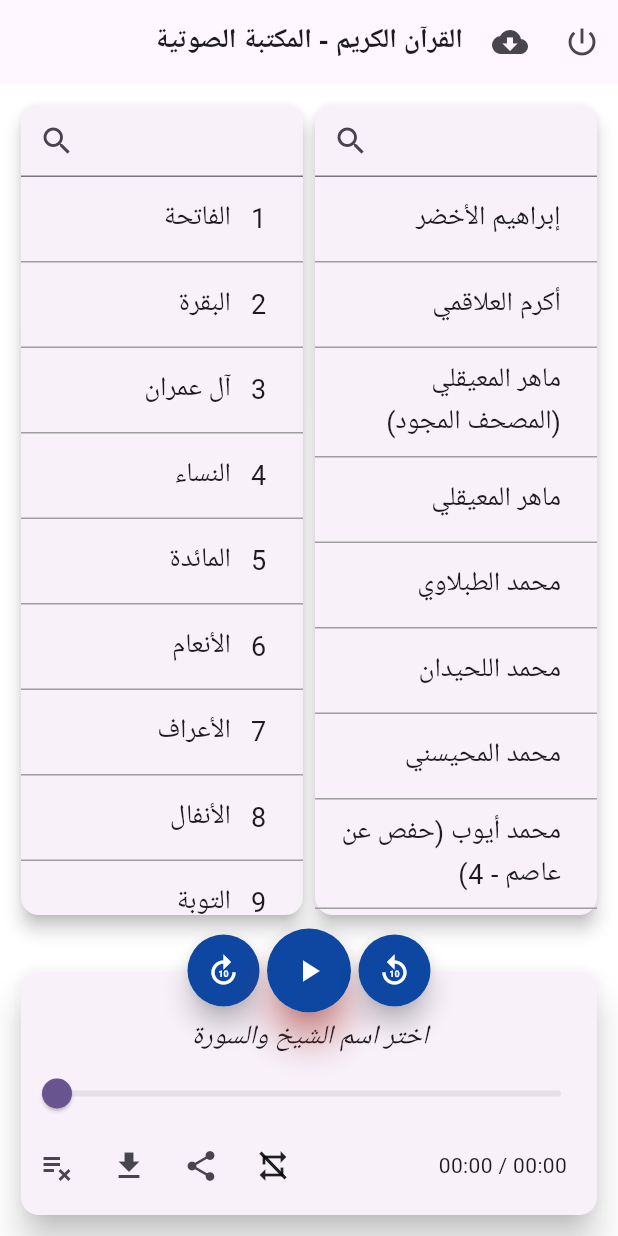
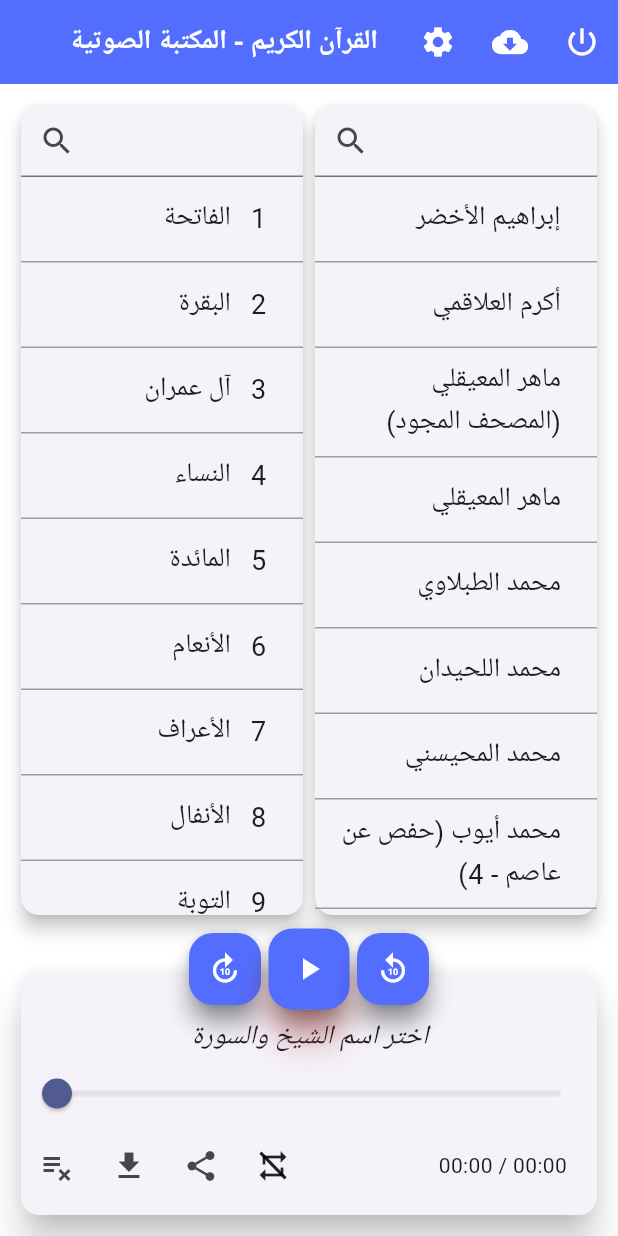
Before and after one commit to AhmedAndroid1998/portfolio_flutter_quran_mp3, a Flutter app: the screen it shows after launch, after a tap on the "forward 10" icon, on a phone screen of 412 x 824 dp. Run offline on Flutter 3.47's test engine with Material 3 defaults, Android fonts, the phone set to English and light mode, and no system bars; our stand-ins replace audioplayers, device_info_plus, dio, fluttertoast, get, permission_handler and 2 more; missing offline and left inert: restart_app.

```diff
--- a/lib/main.dart
+++ b/lib/main.dart
@@ -4,21 +4,25 @@ import 'package:quran_mp3/controllers/audio_controller.dart';
 import 'package:quran_mp3/controllers/download_controller.dart';
 import 'package:quran_mp3/controllers/downloads_list_controler.dart';
 import 'package:quran_mp3/screens/home_page.dart';
+import 'package:quran_mp3/services/theme_manager.dart';
 
-void main() {
+Future<void> main() async {
   // Register the controllers globally once
   Get.put(
       DownloadController()); //register first because AudioController depends  on it
   Get.put(DownloadsListController());
   Get.put(AudioController());
 
+  WidgetsFlutterBinding.ensureInitialized();
+  final savedColor = await ThemeManager.loadColor();
   runApp(GetMaterialApp(
-    home: QuranAudioLibraryApp(),
+    home: QuranAudioLibraryApp(themeColor: savedColor),
   ));
 }
 
 class QuranAudioLibraryApp extends StatelessWidget {
-  const QuranAudioLibraryApp({super.key});
+  final Color themeColor;
+  const QuranAudioLibraryApp({super.key, required this.themeColor});
 
   // This widget is the root of your application.
   @override
@@ -27,7 +31,20 @@ class QuranAudioLibraryApp extends StatelessWidget {
       debugShowCheckedModeBanner: false,
       title: 'Quran_MP3',
       theme: ThemeData(
-        colorScheme: ColorScheme.fromSeed(seedColor: Colors.deepPurple),
+        primaryColor: themeColor,
+        colorScheme: ColorScheme.fromSeed(seedColor: themeColor),
+        // AppBar color
+        appBarTheme: AppBarTheme(
+          backgroundColor: themeColor,
+          iconTheme: const IconThemeData(color: Colors.white),
+          titleTextStyle: const TextStyle(
+            color: Colors.white,
+            fontSize: 20,
+            fontWeight: FontWeight.bold,
+          ),
+        ),
+        floatingActionButtonTheme:
+            FloatingActionButtonThemeData(backgroundColor: themeColor),
       ),
       home: MyHomePage(),
     );
--- a/lib/screens/home_page.dart
+++ b/lib/screens/home_page.dart
@@ -4,6 +4,7 @@ import 'package:flutter/material.dart';
 import 'package:get/get.dart';
 import 'package:quran_mp3/controllers/presented_section_controller.dart';
 import 'package:quran_mp3/data/surah_and_reciters_list.dart';
+import 'package:quran_mp3/screens/settings_screen.dart';
 import 'package:quran_mp3/widgets/downloads-section.dart';
 import 'package:quran_mp3/widgets/reciter_list_widget.dart';
 import 'package:quran_mp3/widgets/surah_list_widget.dart';
@@ -33,6 +34,17 @@ class MyHomePage extends StatelessWidget {
           ),
           centerTitle: true,
           actions: [
+            IconButton(
+              icon: const Icon(Icons.settings),
+              onPressed: () {
+                Navigator.push(
+                  context,
+                  MaterialPageRoute(
+                    builder: (_) => SettingsScreen(),
+                  ),
+                );
+              },
+            ),
             Obx(
               () => IconButton(
                 icon: Icon(presentedSectionCtrl.selectSectionIcon.value),
--- /dev/null
+++ b/lib/services/theme_manager.dart
@@ -0,0 +1,17 @@
+import 'package:flutter/material.dart';
+import 'package:shared_preferences/shared_preferences.dart';
+
+class ThemeManager {
+  static const _key = 'app_theme_color';
+
+  static Future<void> saveColor(Color color) async {
+    final prefs = await SharedPreferences.getInstance();
+    prefs.setInt(_key, color.value);
+  }
+
+  static Future<Color> loadColor() async {
+    final prefs = await SharedPreferences.getInstance();
+    final colorValue = prefs.getInt(_key);
+    return colorValue != null ? Color(colorValue) : Colors.indigoAccent;
+  }
+}
--- a/lib/widgets/ui_audio_player_section.dart
+++ b/lib/widgets/ui_audio_player_section.dart
@@ -106,18 +106,18 @@ class _AudioPlayerSectionState extends State<AudioPlayerSection> {
             mainAxisAlignment: MainAxisAlignment.center,
             children: [
               _MaterialCircleButton(
-                backgroundColor: Colors.blue.shade900,
+                backgroundColor: Theme.of(context).colorScheme.primary,
                 icon: Icons.forward_10,
                 onPressed: () {
-                  audioCtrl.seekForward();
+                  audioCtrl.seekBackward();
                 },
               ),
               const SizedBox(width: 5),
               Obx(
                 () => _MaterialCircleButton(
-                  backgroundColor: Colors.blue.shade900,
+                  backgroundColor: Theme.of(context).colorScheme.primary,
                   icon: audioCtrl.playIcon.value,
-                  radius: 28,
+                  radius: 54,
                   elevation: 10,
                   shadowColor: Colors.red,
                   onPressed: () async {
@@ -127,10 +127,10 @@ class _AudioPlayerSectionState extends State<AudioPlayerSection> {
               ),
               const SizedBox(width: 5),
               _MaterialCircleButton(
-                backgroundColor: Colors.blue.shade900,
+                backgroundColor: Theme.of(context).colorScheme.primary,
                 icon: Icons.replay_10,
                 onPressed: () {
-                  audioCtrl.seekBackward();
+                  audioCtrl.seekForward();
                 },
               ),
             ],
@@ -148,17 +148,6 @@ class _AudioPlayerSectionState extends State<AudioPlayerSection> {
                       final renderBox = context.findRenderObject() as RenderBox;
                       final offset = renderBox.localToGlobal(Offset.zero);
 
-                      // List<PlaylistItem> list = [
-                      //   PlaylistItem(
-                      //       suraNumber: "1",
-                      //       suraName: "الفاتحة",
-                      //       reciterName: "أبو بكر الشاطري"),
-                      //   PlaylistItem(
-                      //       suraNumber: "2",
-                      //       suraName: "البقرة",
-                      //       reciterName: "أحمد بن علي العجمي"),
-                      // ];
-
                       showPlaylistPopupMenuOverlay(
                         context,
                         audioCtrl.customPlaylist,
@@ -168,7 +157,7 @@ class _AudioPlayerSectionState extends State<AudioPlayerSection> {
                     },
                     icon: Icons.playlist_add,
                     shadowColor: Colors.deepPurple,
-                    radius: 20);
+                    radius: 36);
               }
               return Container();
             },
@@ -182,28 +171,23 @@ class _AudioPlayerSectionState extends State<AudioPlayerSection> {
   Widget _MaterialCircleButton(
       {required IconData icon,
       required void Function()? onPressed,
-      double radius = 24,
+      double radius = 48,
       double elevation = 7,
       Color? backgroundColor,
       Color shadowColor = Colors.black}) {
     return Material(
+        shadowColor: shadowColor,
         elevation: elevation,
-      shadowColor: shadowColor,
-      shape: CircleBorder(),
-      child: _CircleButton(
-          icon: icon,
+        shape: const CircleBorder(),
+        child: SizedBox(
+          width: radius,
+          height: radius,
+          child: FloatingActionButton(
             onPressed: onPressed,
-          radius: radius,
-          backgroundColor: backgroundColor),
-    );
-  }
-
-  Widget _CircleButton(
-      {required IconData icon,
-      void Function()? onPressed,
-      double radius = 24,
-      Color? backgroundColor}) {
-    return CircleAvatar(
+            child: Icon(icon, color: Colors.white),
+          ),
+        )
+        /*CircleAvatar(
         radius: radius,
         backgroundColor: backgroundColor,
         child: IconButton(
@@ -213,6 +197,8 @@ class _AudioPlayerSectionState extends State<AudioPlayerSection> {
             color: Colors.white,
           ),
         ),
+      ),
+       */
         );
   }
 }
--- a/pubspec.yaml
+++ b/pubspec.yaml
@@ -47,6 +47,8 @@ dependencies:
   device_info_plus: ^9.1.2
   material_symbols_icons: ^4.2801.1
   share_plus: ^7.2.2
+  shared_preferences: ^2.2.3
+  restart_app: ^1.2.1
 
 dev_dependencies:
   flutter_test:
```
Also changed, not shown: lib/screens/settings_screen.dart (added, +99 -0 lines), pubspec.lock. Lines whose indentation alone changed are shown as unchanged.
